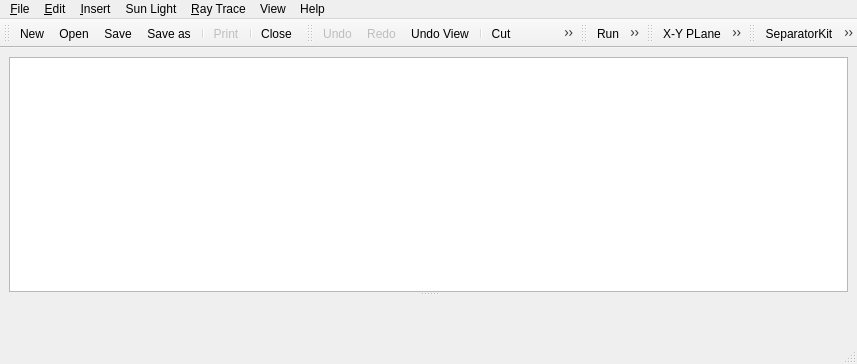
First picture: the form in TonatiuhProject/src/source/gui/mainwindow.ui, repository iat-cener/tonatiuh, before the edit.
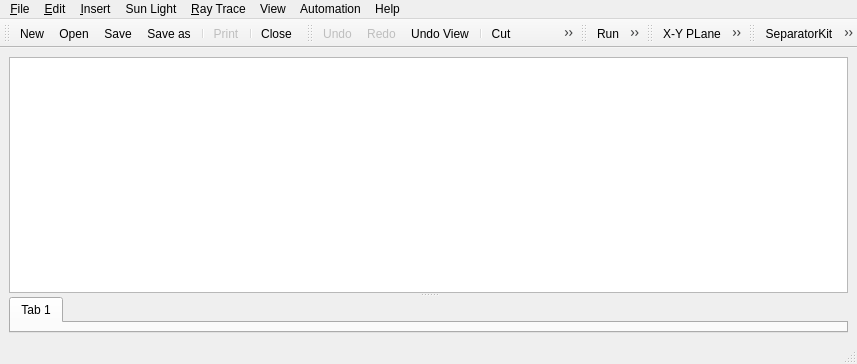
Second picture: the form after the edit. Icons and pictures are not drawn. Custom widgets are drawn as their Qt base class.

Patch:
```diff
--- a/TonatiuhProject/src/source/gui/mainwindow.ui
+++ b/TonatiuhProject/src/source/gui/mainwindow.ui
@@ -73,13 +73,15 @@
          <bool>false</bool>
         </property>
        </widget>
-       <widget class="ParametersView" name="parametersView" native="true">
-        <property name="sizePolicy">
-         <sizepolicy hsizetype="Preferred" vsizetype="Preferred">
-          <horstretch>0</horstretch>
-          <verstretch>0</verstretch>
-         </sizepolicy>
+       <widget class="ParametersView" name="parametersView">
+        <property name="currentIndex">
+         <number>0</number>
         </property>
+        <widget class="QWidget" name="tab">
+         <attribute name="title">
+          <string>Tab 1</string>
+         </attribute>
+        </widget>
        </widget>
       </widget>
      </widget>
@@ -205,12 +207,19 @@
     </property>
     <addaction name="actionAbout"/>
    </widget>
+   <widget class="QMenu" name="menuAutomation">
+    <property name="title">
+     <string>Automation</string>
+    </property>
+    <addaction name="actionOpenScriptEditor"/>
+   </widget>
    <addaction name="menuFile"/>
    <addaction name="menuEdit"/>
    <addaction name="menuInsert"/>
    <addaction name="menuSun_Light"/>
    <addaction name="menu_Raytrace"/>
    <addaction name="menuView"/>
+   <addaction name="menuAutomation"/>
    <addaction name="menuHelp"/>
   </widget>
   <widget class="QStatusBar" name="statusbar"/>
@@ -637,17 +646,17 @@
  </widget>
  <layoutdefault spacing="6" margin="9"/>
  <customwidgets>
-  <customwidget>
-   <class>ParametersView</class>
-   <extends>QWidget</extends>
-   <header location="global">ParametersView.h</header>
-   <container>1</container>
-  </customwidget>
   <customwidget>
    <class>SceneModelView</class>
    <extends>QTreeView</extends>
    <header location="global">SceneModelView.h</header>
   </customwidget>
+  <customwidget>
+   <class>ParametersView</class>
+   <extends>QTabWidget</extends>
+   <header location="global">ParametersView.h</header>
+   <container>1</container>
+  </customwidget>
  </customwidgets>
  <resources>
   <include location="../../tonatiuh.qrc"/>
```
Left out of the diff: 7 changed lines with no effect on the pictures.
